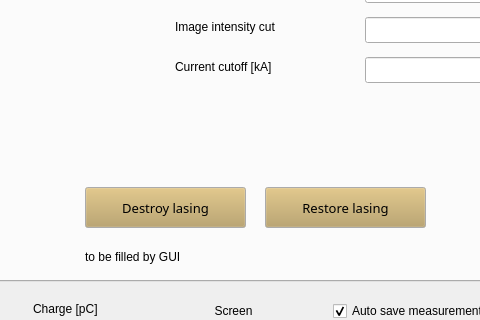
This is gui.ui in pdijksta/PassiveWFMeasurement as Qt 5 draws it before an edit; both pictures show x 377 to 857 and y 429 to 749 of the 962 by 873 pixel window. The edited form follows.
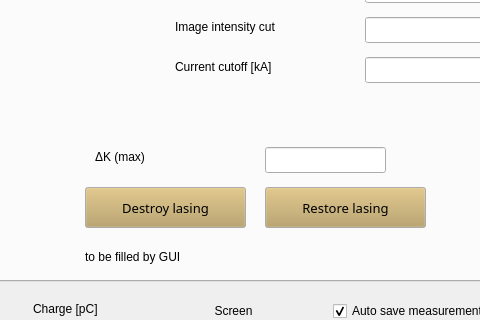
This is the edited form.

Commit message: operator sets delta K for destroy lasing

Diff of the .ui file:
```diff
--- a/gui.ui
+++ b/gui.ui
@@ -2635,6 +2635,35 @@
        <string>Select file</string>
       </property>
      </widget>
+     <widget class="QLineEdit" name="DeltaUndulatorK">
+      <property name="geometry">
+       <rect>
+        <x>630</x>
+        <y>550</y>
+        <width>121</width>
+        <height>26</height>
+       </rect>
+      </property>
+      <property name="text">
+       <string/>
+      </property>
+      <property name="alignment">
+       <set>Qt::AlignCenter</set>
+      </property>
+     </widget>
+     <widget class="QLabel" name="label_73">
+      <property name="geometry">
+       <rect>
+        <x>460</x>
+        <y>550</y>
+        <width>151</width>
+        <height>20</height>
+       </rect>
+      </property>
+      <property name="text">
+       <string>ΔK (max)</string>
+      </property>
+     </widget>
     </widget>
     <widget class="QWidget" name="tab_2">
      <attribute name="title">
```
The commit also changes 2 other files.
